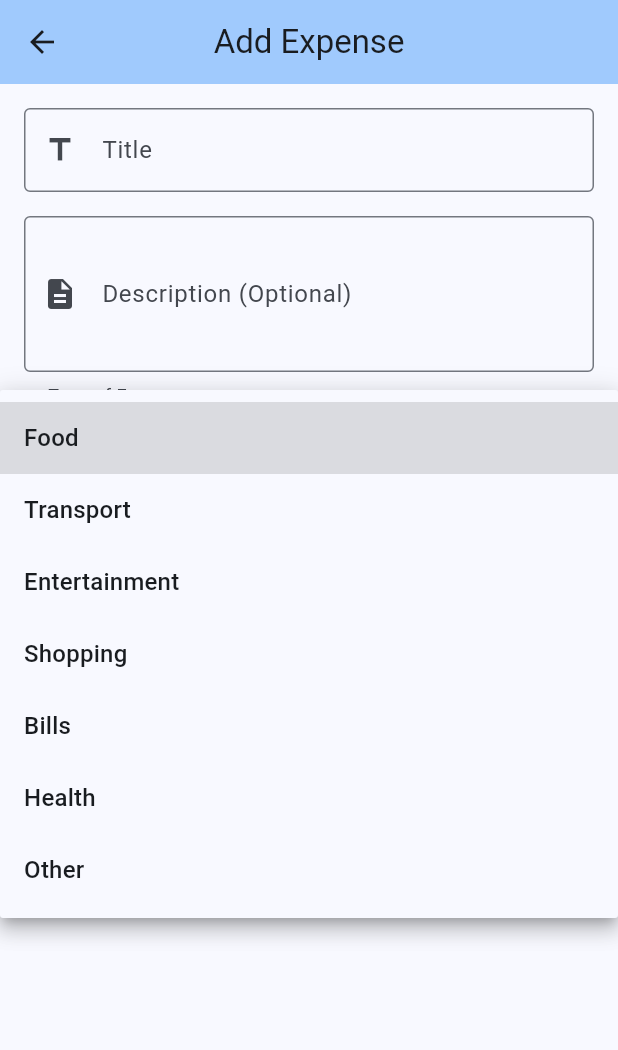
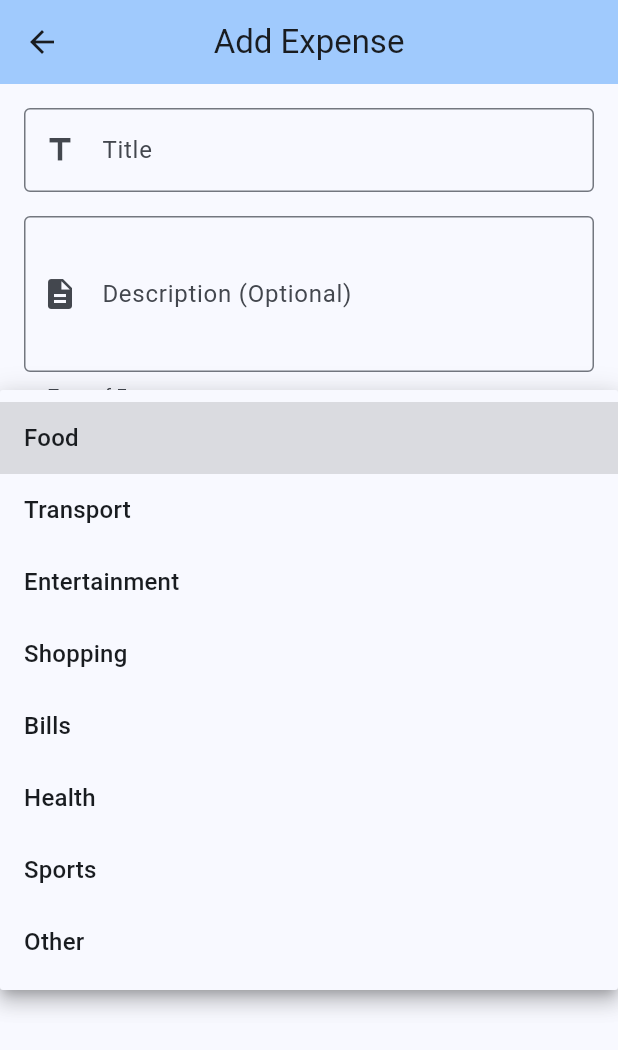
Before and after one commit to seshu31/money_tracker, a Flutter app: the AddExpenseScreen screen opened directly, after a tap on "Food", on a phone screen of 412 x 824 dp. Shown: the top 1050 px of the screen. Run offline on Flutter 3.47's test engine with Material 3 defaults, Android fonts, the phone set to English and light mode, and no system bars; our stand-ins replace sqflite; accounts and stored records are empty.

Commit message:
adds new category for expense

```diff
--- a/lib/screens/add_expense_screen.dart
+++ b/lib/screens/add_expense_screen.dart
@@ -27,6 +27,7 @@ class _AddExpenseScreenState extends State<AddExpenseScreen> {
     'Shopping',
     'Bills',
     'Health',
+    'Sports',
     'Other'
   ];
 
--- a/lib/screens/category_stats_screen.dart
+++ b/lib/screens/category_stats_screen.dart
@@ -196,6 +196,8 @@ class CategoryStatsScreen extends StatelessWidget {
         return Colors.red;
       case 'health':
         return Colors.green;
+      case 'sports':
+        return Colors.teal;
       default:
         return Colors.grey;
     }
@@ -215,6 +217,8 @@ class CategoryStatsScreen extends StatelessWidget {
         return Icons.receipt;
       case 'health':
         return Icons.medical_services;
+      case 'sports':
+        return Icons.sports_soccer;
       default:
         return Icons.attach_money;
     }
--- a/lib/screens/home_screen.dart
+++ b/lib/screens/home_screen.dart
@@ -463,6 +463,8 @@ class _HomeScreenState extends State<HomeScreen> {
         return Colors.red;
       case 'health':
         return Colors.green;
+      case 'sports':
+        return Colors.teal;
       default:
         return Colors.grey;
     }
@@ -482,6 +484,8 @@ class _HomeScreenState extends State<HomeScreen> {
         return Icons.receipt;
       case 'health':
         return Icons.medical_services;
+      case 'sports':
+        return Icons.sports_soccer;
       default:
         return Icons.attach_money;
     }
```
